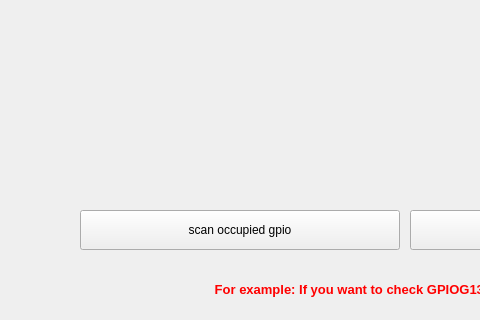
First picture: the form in qt/t507/gpio.ui, repository jizizihe/baijie_demo, before the edit; both pictures show x 90 to 570 and y 280 to 600 of the 1024 by 600 pixel window.
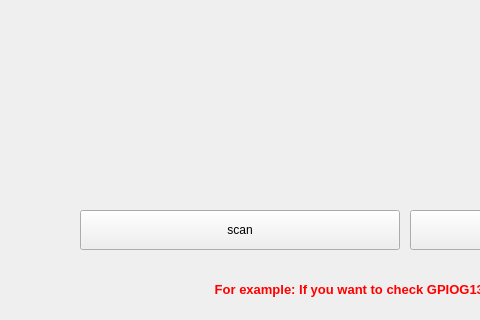
Second picture: the form after the edit.

Diff of the .ui file:
```diff
--- a/qt/t507/gpio.ui
+++ b/qt/t507/gpio.ui
@@ -496,7 +496,7 @@
     </rect>
    </property>
    <property name="text">
-    <string>scan occupied gpio</string>
+    <string>scan</string>
    </property>
   </widget>
  </widget>
```
